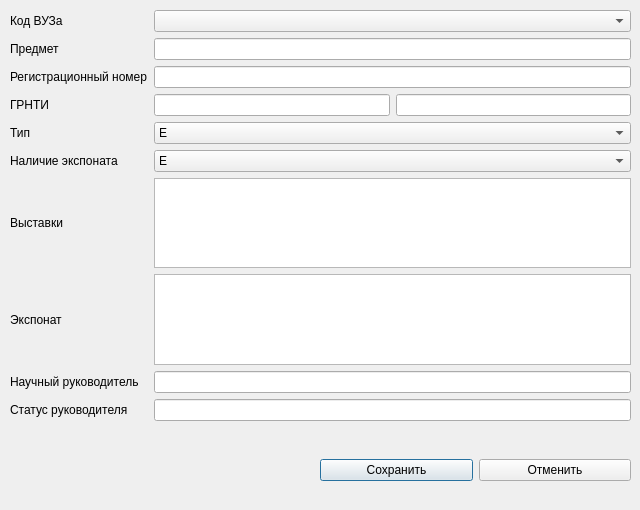
KozlovIA/Qt-DataBase, file source/EditWindow.ui: the form before one commit.
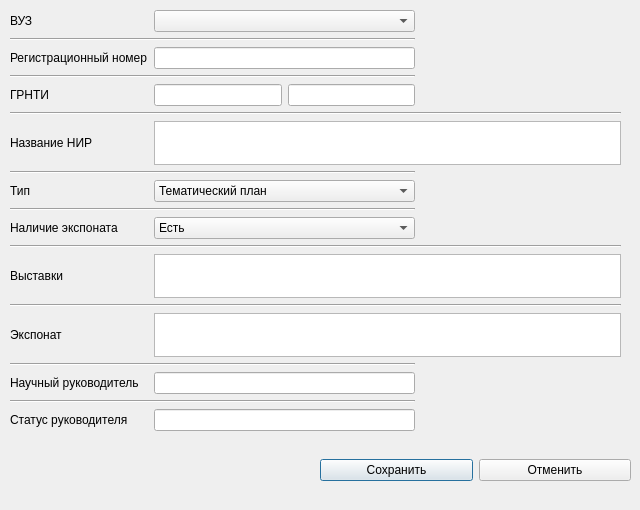
The form after the commit. Icons and pictures are not drawn.

Commit message: Change UI EditWindow, added error handling

The edit to the form file:
```diff
--- a/source/EditWindow.ui
+++ b/source/EditWindow.ui
@@ -60,8 +60,8 @@
     <rect>
      <x>0</x>
      <y>0</y>
-     <width>641</width>
-     <height>431</height>
+     <width>631</width>
+     <height>441</height>
     </rect>
    </property>
    <layout class="QGridLayout" name="gridLayout">
@@ -77,152 +77,243 @@
     <property name="bottomMargin">
      <number>10</number>
     </property>
-    <item row="7" column="0">
-     <widget class="QLabel" name="TypeExhibit_lb">
-      <property name="text">
-       <string>Наличие экспоната</string>
-      </property>
-     </widget>
-    </item>
-    <item row="3" column="2">
-     <widget class="QLineEdit" name="Subject_le"/>
-    </item>
-    <item row="6" column="2">
-     <widget class="QComboBox" name="type_cb">
+    <property name="horizontalSpacing">
+     <number>6</number>
+    </property>
+    <item row="4" column="1">
+     <layout class="QHBoxLayout" name="horizontalLayout_3">
       <item>
-       <property name="text">
-        <string>E</string>
-       </property>
+       <widget class="QLineEdit" name="GRNTI_1_le">
+        <property name="inputMethodHints">
+         <set>Qt::ImhNone</set>
+        </property>
+       </widget>
       </item>
       <item>
-       <property name="text">
-        <string>M</string>
-       </property>
+       <widget class="QLineEdit" name="GRNTI_2_le">
+        <property name="inputMethodHints">
+         <set>Qt::ImhNone</set>
+        </property>
+       </widget>
       </item>
-     </widget>
+     </layout>
     </item>
-    <item row="3" column="0">
-     <widget class="QLabel" name="Subject_lb">
+    <item row="18" column="0">
+     <widget class="QLabel" name="BossStatus_lb">
       <property name="text">
-       <string>Предмет</string>
+       <string>Статус руководителя</string>
       </property>
      </widget>
     </item>
-    <item row="0" column="0">
-     <widget class="QLabel" name="codeVUZ_lb">
-      <property name="text">
-       <string>Код ВУЗа</string>
-      </property>
-     </widget>
-    </item>
-    <item row="12" column="2">
+    <item row="18" column="1">
      <widget class="QLineEdit" name="BossStatus_le"/>
     </item>
-    <item row="11" column="0">
+    <item row="16" column="0">
      <widget class="QLabel" name="BossName_lb">
       <property name="text">
        <string>Научный руководитель</string>
       </property>
      </widget>
     </item>
-    <item row="10" column="0">
-     <widget class="QLabel" name="Exhibit_lb">
-      <property name="text">
-       <string>Экспонат</string>
-      </property>
-     </widget>
-    </item>
-    <item row="0" column="2">
+    <item row="0" column="1">
      <widget class="QComboBox" name="university_code_cb"/>
     </item>
-    <item row="9" column="0">
+    <item row="10" column="0">
+     <widget class="QLabel" name="TypeExhibit_lb">
+      <property name="text">
+       <string>Наличие экспоната</string>
+      </property>
+     </widget>
+    </item>
+    <item row="9" column="0" colspan="2">
+     <widget class="Line" name="line_7">
+      <property name="orientation">
+       <enum>Qt::Horizontal</enum>
+      </property>
+     </widget>
+    </item>
+    <item row="10" column="1">
+     <widget class="QComboBox" name="TypeExhibit_cb">
+      <item>
+       <property name="text">
+        <string>Есть</string>
+       </property>
+      </item>
+      <item>
+       <property name="text">
+        <string>Нет</string>
+       </property>
+      </item>
+      <item>
+       <property name="text">
+        <string>Планируется</string>
+       </property>
+      </item>
+     </widget>
+    </item>
+    <item row="12" column="0">
      <widget class="QLabel" name="Exhibitions_lb">
       <property name="text">
        <string>Выставки</string>
       </property>
      </widget>
     </item>
-    <item row="5" column="0">
+    <item row="6" column="1" colspan="2">
+     <widget class="QTextEdit" name="Subject_te"/>
+    </item>
+    <item row="4" column="0">
      <widget class="QLabel" name="GRNTI_lb">
       <property name="text">
        <string>ГРНТИ</string>
       </property>
+      <property name="alignment">
+       <set>Qt::AlignLeading|Qt::AlignLeft|Qt::AlignVCenter</set>
+      </property>
      </widget>
     </item>
-    <item row="4" column="2">
-     <widget class="QLineEdit" name="regNum_le">
-      <property name="maxLength">
-       <number>6</number>
+    <item row="15" column="0" colspan="2">
+     <widget class="Line" name="line_8">
+      <property name="orientation">
+       <enum>Qt::Horizontal</enum>
       </property>
      </widget>
     </item>
-    <item row="12" column="0">
-     <widget class="QLabel" name="BossStatus_lb">
-      <property name="text">
-       <string>Статус руководителя</string>
+    <item row="1" column="0" colspan="2">
+     <widget class="Line" name="line">
+      <property name="orientation">
+       <enum>Qt::Horizontal</enum>
       </property>
      </widget>
     </item>
-    <item row="5" column="2">
-     <layout class="QHBoxLayout" name="horizontalLayout_3">
+    <item row="5" column="0" colspan="3">
+     <widget class="Line" name="line_3">
+      <property name="orientation">
+       <enum>Qt::Horizontal</enum>
+      </property>
+     </widget>
+    </item>
+    <item row="12" column="1" colspan="2">
+     <widget class="QTextEdit" name="Exhibitions_te"/>
+    </item>
+    <item row="8" column="1">
+     <widget class="QComboBox" name="type_cb">
       <item>
-       <widget class="QLineEdit" name="GRNTI_1_le">
-        <property name="inputMethodHints">
-         <set>Qt::ImhNone</set>
-        </property>
-       </widget>
+       <property name="text">
+        <string>Тематический план</string>
+       </property>
       </item>
       <item>
-       <widget class="QLineEdit" name="GRNTI_2_le">
-        <property name="inputMethodHints">
-         <set>Qt::ImhNone</set>
-        </property>
-       </widget>
+       <property name="text">
+        <string>НТП</string>
+       </property>
       </item>
-     </layout>
+     </widget>
     </item>
     <item row="6" column="0">
+     <widget class="QLabel" name="Subject_lb">
+      <property name="text">
+       <string>Название НИР</string>
+      </property>
+     </widget>
+    </item>
+    <item row="3" column="2" rowspan="2">
+     <spacer name="verticalSpacer">
+      <property name="orientation">
+       <enum>Qt::Vertical</enum>
+      </property>
+      <property name="sizeHint" stdset="0">
+       <size>
+        <width>200</width>
+        <height>40</height>
+       </size>
+      </property>
+     </spacer>
+    </item>
+    <item row="11" column="0" colspan="3">
+     <widget class="Line" name="line_5">
+      <property name="orientation">
+       <enum>Qt::Horizontal</enum>
+      </property>
+     </widget>
+    </item>
+    <item row="16" column="1">
+     <widget class="QLineEdit" name="BossName_le"/>
+    </item>
+    <item row="13" column="0" colspan="3">
+     <widget class="Line" name="line_6">
+      <property name="orientation">
+       <enum>Qt::Horizontal</enum>
+      </property>
+     </widget>
+    </item>
+    <item row="7" column="0" colspan="2">
+     <widget class="Line" name="line_4">
+      <property name="orientation">
+       <enum>Qt::Horizontal</enum>
+      </property>
+     </widget>
+    </item>
+    <item row="3" column="0" colspan="2">
+     <widget class="Line" name="line_2">
+      <property name="orientation">
+       <enum>Qt::Horizontal</enum>
+      </property>
+     </widget>
+    </item>
+    <item row="8" column="0">
      <widget class="QLabel" name="type_lb">
       <property name="text">
        <string>Тип</string>
       </property>
+      <property name="alignment">
+       <set>Qt::AlignLeading|Qt::AlignLeft|Qt::AlignVCenter</set>
+      </property>
      </widget>
     </item>
-    <item row="7" column="2">
-     <widget class="QComboBox" name="TypeExhibit_cb">
-      <item>
-       <property name="text">
-        <string>Е</string>
-       </property>
-      </item>
-      <item>
-       <property name="text">
-        <string>Н</string>
-       </property>
-      </item>
-      <item>
-       <property name="text">
-        <string>П</string>
-       </property>
-      </item>
+    <item row="14" column="0">
+     <widget class="QLabel" name="Exhibit_lb">
+      <property name="text">
+       <string>Экспонат</string>
+      </property>
      </widget>
     </item>
-    <item row="11" column="2">
-     <widget class="QLineEdit" name="BossName_le"/>
+    <item row="0" column="0">
+     <widget class="QLabel" name="codeVUZ_lb">
+      <property name="text">
+       <string>ВУЗ</string>
+      </property>
+      <property name="alignment">
+       <set>Qt::AlignLeading|Qt::AlignLeft|Qt::AlignVCenter</set>
+      </property>
+     </widget>
     </item>
-    <item row="4" column="0">
+    <item row="2" column="0">
      <widget class="QLabel" name="regNum_lb">
       <property name="text">
        <string>Регистрационный номер</string>
       </property>
+      <property name="alignment">
+       <set>Qt::AlignLeading|Qt::AlignLeft|Qt::AlignVCenter</set>
+      </property>
      </widget>
     </item>
-    <item row="9" column="2">
-     <widget class="QTextEdit" name="Exhibitions_te"/>
+    <item row="2" column="1">
+     <widget class="QLineEdit" name="regNum_le">
+      <property name="maxLength">
+       <number>6</number>
+      </property>
+     </widget>
     </item>
-    <item row="10" column="2">
+    <item row="14" column="1" colspan="2">
      <widget class="QTextEdit" name="Exhibit_te"/>
     </item>
+    <item row="17" column="0" colspan="2">
+     <widget class="Line" name="line_9">
+      <property name="orientation">
+       <enum>Qt::Horizontal</enum>
+      </property>
+     </widget>
+    </item>
    </layout>
   </widget>
  </widget>
```
The commit also changes 4 other files.
